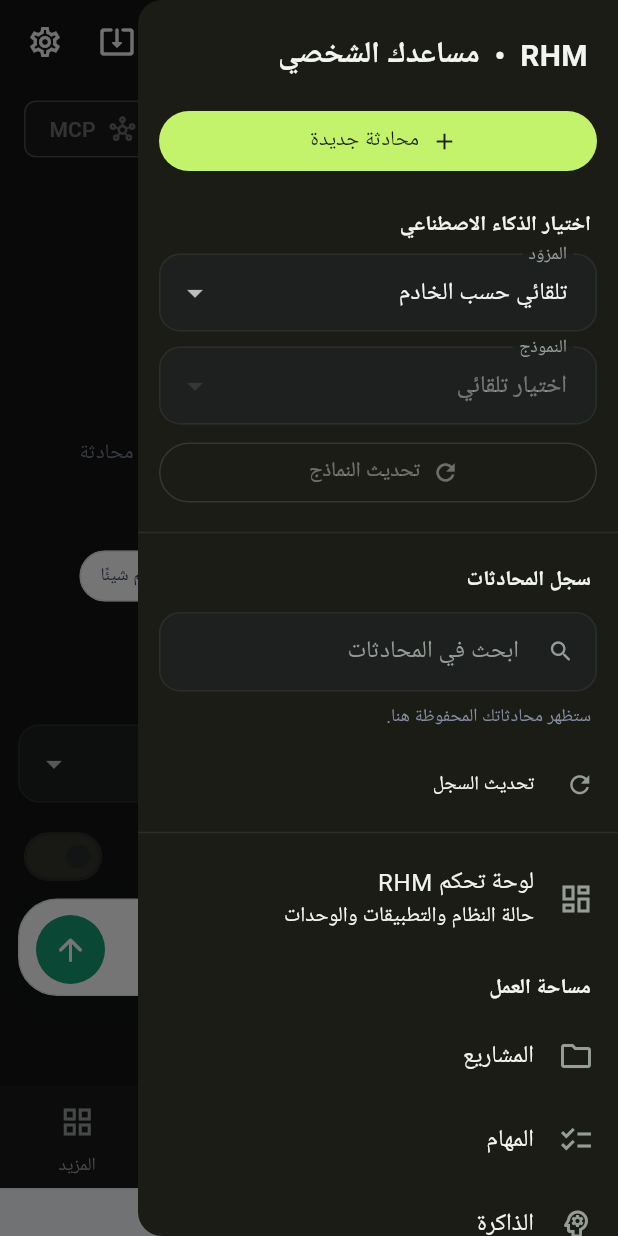
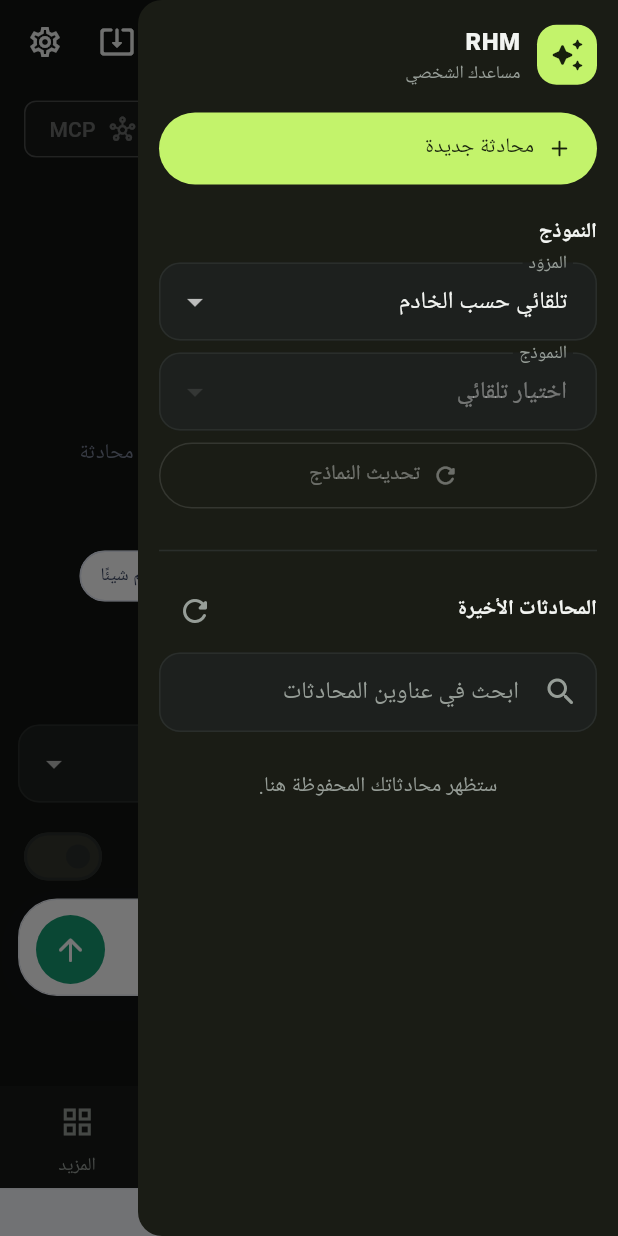
Before and after one commit to HamoideAbd123/RHM-Mobile-Server, a Flutter app: the screen it shows after launch, with the side drawer open, on a phone screen of 412 x 824 dp. Run offline on Flutter 3.47's test engine with Material 3 defaults, Android fonts, the phone set to English and light mode, and no system bars; our stand-ins replace flutter_local_notifications, flutter_markdown_plus, flutter_secure_storage, flutter_tts, material_ui, open_filex and 2 more; missing offline and left inert: workmanager.

Commit message:
Simplify mobile drawer to conversation context and model selection

```diff
--- a/mobile/lib/main.dart
+++ b/mobile/lib/main.dart
@@ -1701,9 +1701,6 @@ class _ChatScreenState extends State<ChatScreen> with WidgetsBindingObserver {
 
 
   Widget _buildSidebar() {
-    // Provider catalogs may contain repeated entries (for example, Gemini
-    // returned by more than one configuration source). DropdownButton
-    // requires each value to occur exactly once.
     final available = <RhmProviderInfo>[];
     final seenProviders = <String>{};
     for (final provider in _providers) {
@@ -1726,48 +1723,78 @@ class _ChatScreenState extends State<ChatScreen> with WidgetsBindingObserver {
         : selected.first.models.toSet().toList(growable: false);
     final query = _conversationSearch.text.trim().toLowerCase();
     final visibleConversations = _conversations.where((conversation) {
-      if (query.isEmpty) return true;
-      return conversation.title.toLowerCase().contains(query);
-    }).toList();
+      return query.isEmpty ||
+          conversation.title.toLowerCase().contains(query);
+    }).toList(growable: false);
+    final tokens = Theme.of(context).extension<RhmUiTokens>()!;
 
     return Drawer(
       width: 320,
       child: SafeArea(
         child: Scrollbar(
           thumbVisibility: true,
-          child: SingleChildScrollView(
-            padding: const EdgeInsets.only(bottom: 20),
+          child: ListView(
+            padding: const EdgeInsets.fromLTRB(14, 16, 14, 24),
+            children: [
+              Row(
+                children: [
+                  Container(
+                    width: 40,
+                    height: 40,
+                    decoration: BoxDecoration(
+                      color: Theme.of(context).colorScheme.primary,
+                      borderRadius: BorderRadius.circular(13),
+                    ),
+                    child: Icon(
+                      Icons.auto_awesome_rounded,
+                      color: Theme.of(context).colorScheme.onPrimary,
+                    ),
+                  ),
+                  const SizedBox(width: 11),
+                  Expanded(
                     child: Column(
-              crossAxisAlignment: CrossAxisAlignment.stretch,
+                      crossAxisAlignment: CrossAxisAlignment.start,
                       children: [
-                const Padding(
-                  padding: EdgeInsets.fromLTRB(20, 22, 20, 18),
-                  child: Text(
-                    'RHM  •  مساعدك الشخصي',
-                    style: TextStyle(fontSize: 20, fontWeight: FontWeight.bold),
-                  ),
-                ),
-                Padding(
-                  padding: const EdgeInsets.symmetric(horizontal: 14),
-                  child: FilledButton.icon(
+                        Text(
+                          'RHM',
+                          style: Theme.of(context).textTheme.titleMedium?.copyWith(
+                                fontWeight: FontWeight.w800,
+                                letterSpacing: .3,
+                              ),
+                        ),
+                        Text(
+                          'مساعدك الشخصي',
+                          style: Theme.of(context).textTheme.bodySmall?.copyWith(
+                                color: tokens.muted,
+                              ),
+                        ),
+                      ],
+                    ),
+                  ),
+                ],
+              ),
+              const SizedBox(height: 18),
+              FilledButton.icon(
                 onPressed: () {
                   Navigator.pop(context);
                   _newConversation();
                 },
-                    icon: const Icon(Icons.add),
+                icon: const Icon(Icons.add_rounded),
                 label: const Text('محادثة جديدة'),
-                  ),
-                ),
-                const Padding(
-                  padding: EdgeInsets.fromLTRB(18, 22, 18, 8),
-                  child: Text(
-                    'اختيار الذكاء الاصطناعي',
-                    style: TextStyle(fontWeight: FontWeight.bold),
-                  ),
-                ),
-                Padding(
-                  padding: const EdgeInsets.symmetric(horizontal: 14),
-                  child: DropdownButtonFormField<String>(
+                style: FilledButton.styleFrom(
+                  minimumSize: const Size.fromHeight(48),
+                  alignment: AlignmentDirectional.centerStart,
+                ),
+              ),
+              const SizedBox(height: 22),
+              Text(
+                'النموذج',
+                style: Theme.of(context).textTheme.titleSmall?.copyWith(
+                      fontWeight: FontWeight.w700,
+                    ),
+              ),
+              const SizedBox(height: 10),
+              DropdownButtonFormField<String>(
                 initialValue: selectedProvider,
                 isExpanded: true,
                 decoration: const InputDecoration(labelText: 'المزوّد'),
@@ -1797,10 +1824,8 @@ class _ChatScreenState extends State<ChatScreen> with WidgetsBindingObserver {
                   _persistAppPreferences();
                 },
               ),
-                ),
-                Padding(
-                  padding: const EdgeInsets.fromLTRB(14, 10, 14, 0),
-                  child: DropdownButtonFormField<String>(
+              const SizedBox(height: 8),
+              DropdownButtonFormField<String>(
                 initialValue: models.contains(_preferredModel)
                     ? _preferredModel
                     : null,
@@ -1825,35 +1850,53 @@ class _ChatScreenState extends State<ChatScreen> with WidgetsBindingObserver {
                         _persistAppPreferences();
                       },
               ),
-                ),
-                Padding(
-                  padding: const EdgeInsets.symmetric(
-                    horizontal: 14,
-                    vertical: 8,
-                  ),
-                  child: OutlinedButton.icon(
+              const SizedBox(height: 6),
+              OutlinedButton.icon(
                 onPressed: _api == null || _loadingProviders
                     ? null
                     : _loadProviders,
-                    icon: const Icon(Icons.refresh),
+                icon: const Icon(Icons.refresh_rounded),
                 label: Text(
                   _loadingProviders ? 'جارٍ التحديث…' : 'تحديث النماذج',
                 ),
-                  ),
-                ),
-                const Divider(),
-                const Padding(
-                  padding: EdgeInsets.fromLTRB(18, 14, 18, 6),
-                  child: Text('سجل المحادثات', style: TextStyle(fontWeight: FontWeight.bold)),
-                ),
-                Padding(
-                  padding: const EdgeInsets.symmetric(horizontal: 14, vertical: 4),
-                  child: TextField(
+                style: OutlinedButton.styleFrom(
+                  minimumSize: const Size.fromHeight(44),
+                ),
+              ),
+              const SizedBox(height: 18),
+              Divider(color: tokens.border),
+              const SizedBox(height: 8),
+              Row(
+                children: [
+                  Expanded(
+                    child: Text(
+                      'المحادثات الأخيرة',
+                      style: Theme.of(context).textTheme.titleSmall?.copyWith(
+                            fontWeight: FontWeight.w700,
+                          ),
+                    ),
+                  ),
+                  IconButton(
+                    tooltip: 'تحديث سجل المحادثات',
+                    onPressed: _loadingConversations
+                        ? null
+                        : _refreshConversationList,
+                    icon: _loadingConversations
+                        ? const SizedBox.square(
+                            dimension: 18,
+                            child: CircularProgressIndicator(strokeWidth: 2),
+                          )
+                        : const Icon(Icons.refresh_rounded),
+                  ),
+                ],
+              ),
+              const SizedBox(height: 4),
+              TextField(
                 controller: _conversationSearch,
                 onChanged: (_) => setState(() {}),
                 textInputAction: TextInputAction.search,
                 decoration: InputDecoration(
-                      hintText: 'ابحث في المحادثات',
+                  hintText: 'ابحث في عناوين المحادثات',
                   prefixIcon: const Icon(Icons.search_rounded),
                   suffixIcon: _conversationSearch.text.isEmpty
                       ? null
@@ -1865,39 +1908,43 @@ class _ChatScreenState extends State<ChatScreen> with WidgetsBindingObserver {
                           },
                           icon: const Icon(Icons.close_rounded),
                         ),
-                      isDense: true,
-                    ),
-                  ),
-                ),
+                ),
+              ),
+              const SizedBox(height: 8),
               if (_loadingConversations && _conversations.isEmpty)
                 const Padding(
-                    padding: EdgeInsets.all(14),
-                    child: Center(child: CircularProgressIndicator(strokeWidth: 2)),
+                  padding: EdgeInsets.all(20),
+                  child: Center(child: CircularProgressIndicator()),
                 )
               else if (visibleConversations.isEmpty)
                 Padding(
-                    padding: const EdgeInsets.fromLTRB(18, 4, 18, 12),
+                  padding: const EdgeInsets.symmetric(vertical: 18),
                   child: Text(
                     _conversations.isEmpty
                         ? 'ستظهر محادثاتك المحفوظة هنا.'
                         : 'لا توجد محادثات تطابق البحث.',
-                      style: const TextStyle(color: Color(0xff858da0), fontSize: 12),
+                    style: TextStyle(color: tokens.muted),
+                    textAlign: TextAlign.center,
                   ),
                 )
               else
-                  ...visibleConversations.map((conversation) => ListTile(
+                ...visibleConversations.map(
+                  (conversation) => ListTile(
                     dense: true,
-                    leading: const Icon(Icons.chat_bubble_outline, size: 19),
+                    minLeadingWidth: 24,
+                    leading: const Icon(Icons.chat_bubble_outline_rounded),
                     title: Text(
                       conversation.title,
                       maxLines: 1,
                       overflow: TextOverflow.ellipsis,
                       style: TextStyle(
-                        fontSize: 13,
-                        fontWeight: conversation.id == _conversationId ? FontWeight.bold : FontWeight.normal,
+                        fontWeight: conversation.id == _conversationId
+                            ? FontWeight.w700
+                            : FontWeight.w400,
                       ),
                     ),
                     selected: conversation.id == _conversationId,
+                    selectedTileColor: tokens.accentSoft,
                     onTap: () {
                       Navigator.pop(context);
                       _openConversation(conversation);
@@ -1909,110 +1956,19 @@ class _ChatScreenState extends State<ChatScreen> with WidgetsBindingObserver {
                         if (value == 'delete') _deleteConversation(conversation);
                       },
                       itemBuilder: (_) => const [
-                        PopupMenuItem(value: 'rename', child: Text('إعادة تسمية')),
-                        PopupMenuItem(value: 'delete', child: Text('حذف المحادثة')),
-                      ],
-                    ),
-                  )),
-                ListTile(
-                  leading: const Icon(Icons.refresh, size: 19),
-                  title: const Text('تحديث السجل'),
-                  dense: true,
-                  onTap: () {
-                    _refreshConversationList();
-                  },
-                ),
-                const Divider(),
-                ListTile(
-                  leading: const Icon(Icons.dashboard_outlined),
-                  title: const Text('لوحة تحكم RHM'),
-                  subtitle: const Text('حالة النظام والتطبيقات والوحدات'),
-                  onTap: () => _openWorkspace('control', closeDrawer: true),
-                ),
-                const Padding(
-                  padding: EdgeInsets.fromLTRB(18, 14, 18, 6),
-                  child: Text('مساحة العمل', style: TextStyle(fontWeight: FontWeight.bold)),
-                ),
-                ListTile(
-                  leading: const Icon(Icons.folder_outlined),
-                  title: const Text('المشاريع'),
-                  onTap: () => _openWorkspace('projects', closeDrawer: true),
-                ),
-                ListTile(
-                  leading: const Icon(Icons.checklist),
-                  title: const Text('المهام'),
-                  onTap: () => _openWorkspace('tasks', closeDrawer: true),
-                ),
-                ListTile(
-                  leading: const Icon(Icons.psychology_outlined),
-                  title: const Text('الذاكرة'),
-                  onTap: () => _openWorkspace('memories', closeDrawer: true),
-                ),
-                ListTile(
-                  leading: const Icon(Icons.smart_toy_outlined),
-                  title: const Text('وكيل RHM'),
-                  subtitle: const Text('أدوات قراءة آمنة'),
-                  onTap: () => _openWorkspace('agent', closeDrawer: true),
-                ),
-                ListTile(
-                  leading: const Icon(Icons.receipt_long_outlined),
-                  title: const Text('سجل التدقيق'),
-                  onTap: () => _openWorkspace('audit', closeDrawer: true),
-                ),
-                ListTile(
-                  leading: const Icon(Icons.devices_other_outlined),
-                  title: const Text('الأجهزة المسجلة'),
-                  onTap: () => _openWorkspace('devices', closeDrawer: true),
-                ),
-                ListTile(
-                  leading: const Icon(Icons.hub_outlined),
-                  title: const Text('تكاملات MCP'),
-                  subtitle: const Text('خوادم MCP والأدوات المعتمدة'),
-                  onTap: () => _openWorkspace('mcp', closeDrawer: true),
-                ),
-                ListTile(
-                  leading: const Icon(Icons.notifications_active_outlined),
-                  title: const Text('مركز الإشعارات'),
-                  subtitle: const Text('الدردشة والمهام والأجهزة والنظام'),
-                  onTap: () => _openWorkspace('notifications', closeDrawer: true),
-                ),
-                ListTile(
-                  leading: const Icon(Icons.system_update_alt),
-                  title: const Text('إدارة تحديث السيرفر'),
-                  subtitle: const Text('حالة السيرفر والتحديثات والإشعارات'),
-                  onTap: () => _openWorkspace('server-update', closeDrawer: true),
-                ),
-                ListTile(
-                  leading: const Icon(Icons.graphic_eq_rounded),
-                  title: const Text('تشخيص الصوت'),
-                  subtitle: const Text('محركات النطق والميكروفون واللغات'),
-                  onTap: () => _openWorkspace('voice', closeDrawer: true),
-                ),
-                const Divider(),
-                ListTile(
-                  leading: const Icon(Icons.chat_bubble_outline),
-                  title: const Text('المحادثة الحالية'),
-                  selected: true,
-                  onTap: () => Navigator.pop(context),
-                ),
-                ListTile(
-                  leading: const Icon(Icons.settings_outlined),
-                  title: const Text('إعدادات RHM'),
-                  subtitle: const Text('الاتصال والتكاملات والتحديثات والصوت'),
-                  onTap: () => _openWorkspace('settings', closeDrawer: true),
-                ),
-                if (_providers.isNotEmpty)
-                  Padding(
-                    padding: const EdgeInsets.all(16),
-                    child: Text(
-                      _providers
-                          .map((provider) => '${provider.provider}: ${provider.status}')
-                          .join('\n'),
-                      style: const TextStyle(fontSize: 11),
-                    ),
-                  ),
-              ],
-            ),
+                        PopupMenuItem(
+                          value: 'rename',
+                          child: Text('إعادة تسمية'),
+                        ),
+                        PopupMenuItem(
+                          value: 'delete',
+                          child: Text('حذف المحادثة'),
+                        ),
+                      ],
+                    ),
+                  ),
+                ),
+            ],
           ),
         ),
       ),
```
Lines whose indentation alone changed are shown as unchanged.
